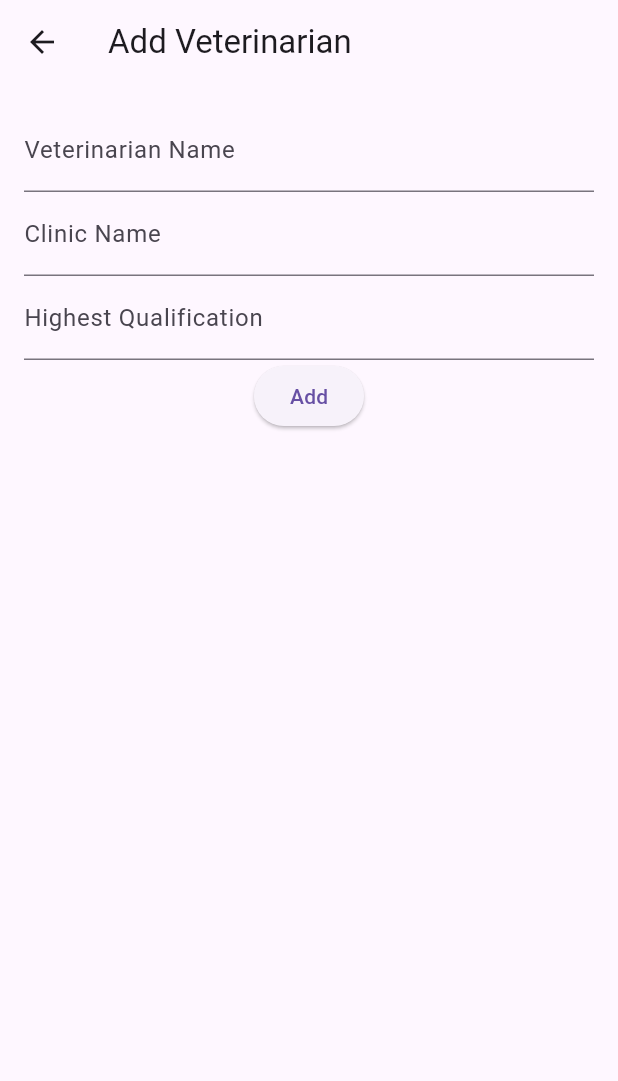
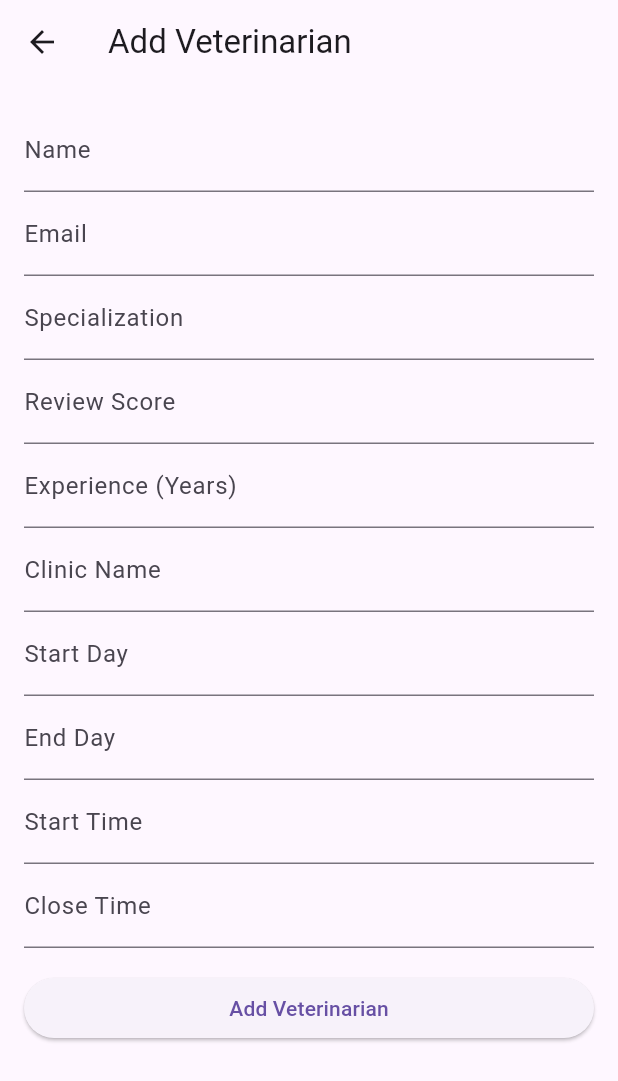
Before and after one commit to saurabhwagh124/pet_care_admin, a Flutter app: the Veterinaryscreen screen opened by its route, after a tap on "Add Veterinarian", on a phone screen of 412 x 824 dp. Shown: the top 1081 px of the screen. Run offline on Flutter 3.47's test engine with Material 3 defaults, Android fonts, the light colour scheme and no system bars; our stand-ins replace flutter_screenutil, get.

Commit message:
updated code of vet management

```diff
--- a/lib/controller/vet_controller.dart
+++ b/lib/controller/vet_controller.dart
@@ -1,58 +1,45 @@
 import 'package:get/get.dart';
 
+import '../model/veterinarian.dart';
+
+
 class VetController extends GetxController {
-  // List of available veterinarians with more details
+  // List of veterinarians
   RxList<Veterinarian> vets = <Veterinarian>[].obs;
+
+   // Map to track assigned appointments
+  RxMap<String, String> appointments = <String, String>{}.obs; // {TimeSlot: VetName}
 
   // Add or Edit Veterinarian
   void addOrEditVet(Veterinarian vet) {
-    if (!vets.any((existingVet) => existingVet.name == vet.name)) {
-      vets.add(vet); // Add new vet if not already present
+    int index = vets.indexWhere((existingVet) => existingVet.email == vet.email);
+    if (index == -1) {
+      // If not found, add as new vet
+      vets.add(vet);
     } else {
-      int index =
-          vets.indexWhere((existingVet) => existingVet.name == vet.name);
+      // If found, update existing vet
       vets[index] = vet;
     }
   }
 
-  // Assign a vet to an appointment
-  RxMap<String, String> appointments = <String, String>{}.obs;
+   // Assign a vet to a specific time slot
+  bool assignVetToAppointment(String vetName, String timeSlot) {
+    if (appointments.containsKey(timeSlot)) {
+      if (appointments[timeSlot] == vetName) {
+        Get.snackbar('Error', '$vetName is already assigned to this time slot.');
+        return false;
+      }
+      Get.snackbar('Error', 'This time slot is already assigned to another vet.');
+      return false;
+    }
 
-  void assignVetToAppointment(String vetName, String appointmentTime) {
-    if (appointments.containsValue(vetName) &&
-        appointments.entries.any((entry) =>
-            entry.value == vetName && entry.key == appointmentTime)) {
-      Get.snackbar('Error',
-          '$vetName is already booked at this time. Please choose a different time slot.');
-    } else if (appointments.containsKey(appointmentTime)) {
-      Get.snackbar('Error',
-          'This time slot is already taken. Please choose a different time.');
-    } else {
-      appointments[appointmentTime] = vetName;
-      Get.snackbar('Success', 'Veterinarian assigned to the appointment');
-    }
+    // Assign the vet to the time slot
+    appointments[timeSlot] = vetName;
+    return true;
   }
 
   // Delete Veterinarian
   void deleteVet(Veterinarian vet) {
     vets.remove(vet);
-    Get.snackbar('Success', '${vet.name} has been deleted');
-  }
-
-
-  RxMap<String, String> availability = <String, String>{}.obs;
-  void setAvailability(String vetName, String availabilityTime) {
-    availability[vetName] = availabilityTime;
   }
 }
-
-class Veterinarian {
-  String name;
-  String clinicName;
-  String highestQualification;
-  Veterinarian({
-    required this.name,
-    required this.clinicName,
-    required this.highestQualification,
-  });
-}
--- /dev/null
+++ b/lib/model/veterinarian.dart
@@ -0,0 +1,27 @@
+class Veterinarian {
+  String email;
+  String name;
+  String specialization;
+  int experienceYears;
+  String startDay;
+  String endDay;
+  double reviewScore;
+  String startTime;
+  String closeTime;
+  String description;
+  String clinicName;
+
+  Veterinarian({
+    required this.email,
+    required this.name,
+    required this.specialization,
+    required this.experienceYears,
+    required this.startDay,
+    required this.endDay,
+     required this.reviewScore,
+    required this.startTime,
+    required this.closeTime,
+    required this.description,
+    required this.clinicName,
+  });
+}
--- a/lib/view/veterinaryscreen.dart
+++ b/lib/view/veterinaryscreen.dart
@@ -1,86 +1,112 @@
 import 'package:flutter/material.dart';
 import 'package:get/get.dart';
+import 'package:pet_care_admin/widget/assignvet.dart';
+
 import '../controller/vet_controller.dart';
 import '../widget/add_editvet.dart';
-import '../widget/assignvet.dart';
 
-class Veterinaryscreen extends StatelessWidget {
+class Veterinaryscreen extends StatefulWidget {
+  @override
+  State<Veterinaryscreen> createState() => _VeterinaryscreenState();
+}
+
+class _VeterinaryscreenState extends State<Veterinaryscreen> {
   final VetController vetController = Get.find();
 
   @override
   Widget build(BuildContext context) {
     return Scaffold(
       appBar: AppBar(
+        title: Text('Veterinarian List'),
         leading: IconButton(
           icon: Icon(Icons.arrow_back),
-            onPressed: () {
-              Get.back();
-            },
+          onPressed: () => Get.back(), // Navigate back to the previous screen
         ),
-          title: Text('Veterinarians List')),
-      body: Padding(
-        padding: const EdgeInsets.all(16.0),
+      ),
+      body: Column(
+        children: [
+          Expanded(
+            child: Obx(() {
+              final vets = vetController.vets;
+
+              if (vets.isEmpty) {
+                return Center(
                   child: Column(
+                    mainAxisAlignment: MainAxisAlignment.center,
                     children: [
-            SizedBox(height: 20),
-            Obx(() {
-              if (vetController.vets.isEmpty) {
-                return Center(child: Text('No veterinarians added.'));
-              }
-
-              return Expanded(
-                child: ListView.builder(
-                  itemCount: vetController.vets.length,
+                      Text('No veterinarians available.'),
+                      SizedBox(height: 16),
+                      // ElevatedButton(
+                      //   onPressed: () => Get.to(() => AddVetScreen()),
+                      //   child: Text('Add Veterinarian'),
+                      // ),
+                    ],
+                  ),
+                );
+              } else
+                return ListView.builder(
+                  itemCount: vets.length,
                   itemBuilder: (context, index) {
-                    final vet = vetController.vets[index];
-                    return ListTile(
-                      title: Text(vet.name),
-                      subtitle: Text(
-                          'Clinic: ${vet.clinicName}\nQualification: ${vet.highestQualification}'),
+                    final vet = vets[index];
+                    return Card(
+                      margin: EdgeInsets.symmetric(vertical: 8, horizontal: 16),
+                      child: ListTile(
+                        title: Text("Name: ${vet.name}"),
+                        subtitle: Column(
+                          crossAxisAlignment: CrossAxisAlignment.start,
+                          children: [
+                            Text('Email: ${vet.email}'),
+                            Text('Specialization: ${vet.specialization}'),
+                            Text('Experience: ${vet.experienceYears} years'),
+                            Text('Clinic: ${vet.clinicName}'),
+                            Text('Start Day: ${vet.startDay}'),
+                            Text('End Day: ${vet.endDay}'),
+                            Text('Start Time: ${vet.startTime}'),
+                            Text('Close Time: ${vet.closeTime}'),
+                          ],
+                        ),
                         trailing: Row(
                           mainAxisSize: MainAxisSize.min,
                           children: [
-                          // Edit button to AddVetScreen for editing
-                          IconButton(
-                            icon: Icon(Icons.edit),
+                             ElevatedButton(
                             onPressed: () {
-                              Get.to(() =>
-                                  AddVetScreen(vetName: vet.name)); // Edit vet
+                              // Pass vet details to AssignVetScreen
+                              Get.to(() => AssignVetScreen(), arguments: vet);
                             },
-                          ),
-                          IconButton(
-                            icon: Icon(Icons.schedule),
-                            onPressed: () {
-                              Get.to(() => AssignVetScreen());
-                            },
+                            child: Text('Assign Appointment'),
                           ),
                             IconButton(
                               icon: Icon(Icons.delete, color: Colors.red),
                               onPressed: () {
-                              vetController.deleteVet(vet);
+                                vetController.deleteVet(vet); // Delete vet
                               },
                             ),
                           ],
                         ),
-                    );
+                        onTap: () {
+                          Get.to(() => AddVetScreen(vet: vet)); // Edit vet
                         },
                       ),
                     );
+                  },
+                );
             }),
-            SizedBox(
-              height: 15,
           ),
-            ElevatedButton(
-              onPressed: () {
-                Get.to(() => AddVetScreen());
-              },
+          Padding(
+            padding: const EdgeInsets.all(16.0),
+            child: ElevatedButton(
+              onPressed: () => Get.to(() => AddVetScreen()),
               child: Text('Add Veterinarian'),
             ),
-            SizedBox(
-              height: 15,
           ),
+          // Padding(
+          //   padding: const EdgeInsets.all(16.0),
+          //   child: ElevatedButton(
+          //     onPressed: () => Get.to(() => AssignVetScreen(),),
+          //     child: Text('Assign Veterinarian'),
+          //   ),
+          // ),
         ],
-        ),
       ),
     );
   }
--- a/lib/widget/add_editvet.dart
+++ b/lib/widget/add_editvet.dart
@@ -1,74 +1,131 @@
 import 'package:flutter/material.dart';
 import 'package:get/get.dart';
 import '../controller/vet_controller.dart';
+import '../model/veterinarian.dart';
 
 class AddVetScreen extends StatelessWidget {
   final VetController vetController = Get.find();
+
+  // Pre-filled data for editing
+  final Veterinarian? vet;
+
+  AddVetScreen({this.vet});
+
+  final _formKey = GlobalKey<FormState>();
   final TextEditingController nameController = TextEditingController();
+  final TextEditingController emailController = TextEditingController();
+  final TextEditingController specializationController =
+      TextEditingController();
+  final TextEditingController experienceYearsController =
+      TextEditingController();
+  final TextEditingController reviewScoreController = TextEditingController();
   final TextEditingController clinicNameController = TextEditingController();
-  final TextEditingController qualificationController = TextEditingController();
-
-  final String vetName;
-
-  AddVetScreen({Key? key, this.vetName = ''}) : super(key: key);
+  final TextEditingController startDayController = TextEditingController();
+  final TextEditingController endDayController = TextEditingController();
+  final TextEditingController startTimeController = TextEditingController();
+  final TextEditingController closeTimeController = TextEditingController();
 
   @override
   Widget build(BuildContext context) {
-    // editing an existing vet
-    if (vetName.isNotEmpty) {
-      final vet = vetController.vets.firstWhere((vet) => vet.name == vetName);
-      nameController.text = vet.name;
-      clinicNameController.text = vet.clinicName;
-      qualificationController.text = vet.highestQualification;
+    // Populate fields if editing
+    if (vet != null) {
+      nameController.text = vet!.name;
+      emailController.text = vet!.email;
+      specializationController.text = vet!.specialization;
+      experienceYearsController.text = vet!.experienceYears.toString();
+      clinicNameController.text = vet!.clinicName;
+      reviewScoreController.text = vet!.reviewScore.toString();
+      startDayController.text = vet!.startDay;
+      endDayController.text = vet!.endDay;
+      startTimeController.text = vet!.startTime;
+      closeTimeController.text = vet!.closeTime;
     }
 
     return Scaffold(
       appBar: AppBar(
-          title:
-              Text(vetName.isEmpty ? 'Add Veterinarian' : 'Edit Veterinarian')),
+        title: Text(vet == null ? 'Add Veterinarian' : 'Edit Veterinarian'),
+      ),
       body: Padding(
         padding: const EdgeInsets.all(16.0),
-        child: Column(
+        child: Form(
+          key: _formKey,
+          child: ListView(
             children: [
-            // Name input
-            TextField(
+              TextFormField(
                 controller: nameController,
-              decoration: InputDecoration(labelText: 'Veterinarian Name'),
+                decoration: InputDecoration(labelText: 'Name'),
+                validator: (value) =>
+                    value!.isEmpty ? 'Name is required' : null,
               ),
-
-            // Clinic Name input
-            TextField(
+              TextFormField(
+                controller: emailController,
+                decoration: InputDecoration(labelText: 'Email'),
+                validator: (value) =>
+                    value!.isEmpty ? 'Email is required' : null,
+              ),
+              TextFormField(
+                controller: specializationController,
+                decoration: InputDecoration(labelText: 'Specialization'),
+              ),
+              TextFormField(
+                controller: reviewScoreController,
+                decoration: InputDecoration(labelText: 'Review Score'),
+                keyboardType: TextInputType.number,
+              ),
+              TextFormField(
+                controller: experienceYearsController,
+                decoration: InputDecoration(labelText: 'Experience (Years)'),
+                keyboardType: TextInputType.number,
+              ),
+              TextFormField(
                 controller: clinicNameController,
                 decoration: InputDecoration(labelText: 'Clinic Name'),
               ),
+              TextFormField(
+                controller: startDayController,
+                decoration: InputDecoration(labelText: 'Start Day'),
+              ),
+              TextFormField(
+                controller: endDayController,
+                decoration: InputDecoration(labelText: 'End Day'),
+              ),
+              TextFormField(
+                controller: startTimeController,
+                decoration: InputDecoration(labelText: 'Start Time'),
+              ),
+              TextFormField(
+                controller: closeTimeController,
+                decoration: InputDecoration(labelText: 'Close Time'),
+              ),
+              SizedBox(height: 16),
+              ElevatedButton(
+                onPressed: () {
+                  if (_formKey.currentState!.validate()) {
+                    final newVet = Veterinarian(
+                      name: nameController.text,
+                      email: emailController.text,
+                      specialization: specializationController.text,
+                      experienceYears:
+                          int.parse(experienceYearsController.text),
+                      clinicName: clinicNameController.text,
+                      startDay: startDayController.text,
+                      endDay: endDayController.text,
+                      startTime: startTimeController.text,
+                      closeTime: closeTimeController.text,
+                      description: "",
+                      reviewScore: 0,
+                    );
 
-            // Highest Qualification input
-            TextField(
-              controller: qualificationController,
-              decoration: InputDecoration(labelText: 'Highest Qualification'),
+                    vetController.addOrEditVet(newVet);
+                    Get.back(); // Navigate back to Vet List Screen
+                  }
+                },
+                child: Text(
+                    vet == null ? 'Add Veterinarian' : 'Update Veterinarian'),
               ),
 
-            // Add or Update button
-            ElevatedButton(
-              onPressed: () {
-                if (nameController.text.isNotEmpty &&
-                    clinicNameController.text.isNotEmpty &&
-                    qualificationController.text.isNotEmpty) {
-                  final vet = Veterinarian(
-                    name: nameController.text,
-                    clinicName: clinicNameController.text,
-                    highestQualification: qualificationController.text,
-                  );
-
-                  vetController.addOrEditVet(vet);
-                  Get.back();
-                } else {
-                  Get.snackbar('Error', 'Please fill all fields');
-                }
-              },
-              child: Text(vetName.isEmpty ? 'Add' : 'Update'),
+            ],
           ),
-          ],
         ),
       ),
     );
```
Also changed, not shown: lib/widget/assignvet.dart (+82 -34 lines). Lines whose indentation alone changed are shown as unchanged.
